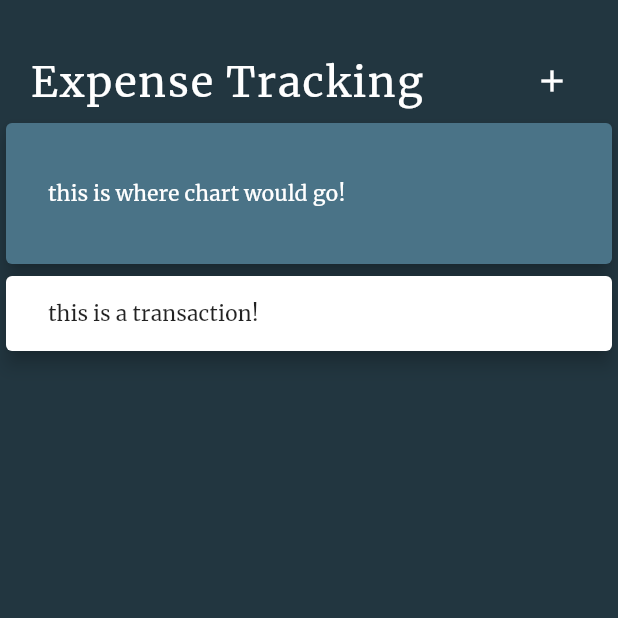
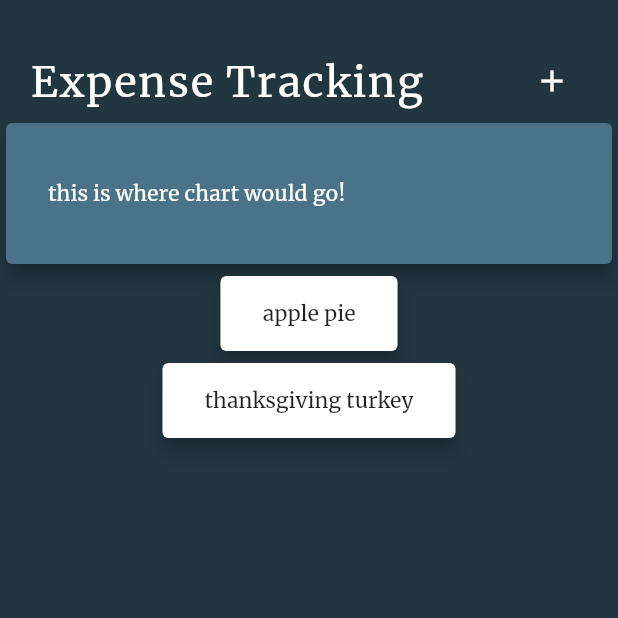
Before and after one commit to avaldemoro/personal_expense, a Flutter app: the screen it shows after launch, on a phone screen of 412 x 824 dp, the top half of it. Run offline on Flutter 3.47's test engine with Material 2 defaults, Android fonts, the phone set to English and light mode, and no system bars.

Commit message:
add transaction class and hook up map to cards

```diff
--- a/lib/main.dart
+++ b/lib/main.dart
@@ -1,4 +1,6 @@
 import 'package:flutter/material.dart';
+
+import './transaction.dart';
 
 void main() => runApp(MyApp());
 
@@ -10,21 +12,26 @@ class MyApp extends StatelessWidget {
             theme: ThemeData(
                 fontFamily: 'Merriweather',
             ),
-            home: MyHomePage(title: 'Flutter Demo Home Page'),
+            home: MyHomePage(),
         );
     }
 }
 
-class MyHomePage extends StatefulWidget {
-    MyHomePage({Key key, this.title}) : super(key: key);
-
-    final String title;
-
-    @override
-    _MyHomePageState createState() => _MyHomePageState();
-}
-
-class _MyHomePageState extends State<MyHomePage> {
+class MyHomePage extends StatelessWidget {
+    final List<Transaction> transactions = [
+        Transaction(
+            id: 't1',
+            title: 'apple pie',
+            amount: 20.20,
+            datetime: DateTime.now(),
+        ),
+        Transaction(
+            id: 't2',
+            title: 'thanksgiving turkey',
+            amount: 65.95,
+            datetime: DateTime.now(),
+        ),
+    ];
 
     @override
     Widget build(BuildContext context) {
@@ -75,7 +82,9 @@ class _MyHomePageState extends State<MyHomePage> {
                                     ),
                                 ),
                             ),
-                            Card(
+                            Column(
+                                children: transactions.map((tx) {
+                                    return Card(
                                         elevation: 5,
                                         child: Padding(
                                             padding: EdgeInsets.symmetric(horizontal: 20.0),
@@ -83,10 +92,12 @@ class _MyHomePageState extends State<MyHomePage> {
                                                 margin: EdgeInsets.symmetric(vertical: 16.0),
                                                 padding: EdgeInsets.symmetric(horizontal: 8.0),
                                                 child: Text(
-                                            'this is a transaction!',
+                                                    tx.title,
                                                 ),
                                             ),
                                         ),
+                                    );
+                                }).toList(),
                             ),
                         ],
                     ),
--- /dev/null
+++ b/lib/transaction.dart
@@ -0,0 +1,16 @@
+import 'package:flutter/foundation.dart';
+
+class Transaction {
+    final String id;
+    final String title;
+    final double amount;
+    final  DateTime datetime;
+
+    // constructor
+    Transaction({
+        @required this.id,
+        @required this.title,
+        @required this.amount,
+        @required this.datetime,
+    });
+}
```
Lines whose indentation alone changed are shown as unchanged.
